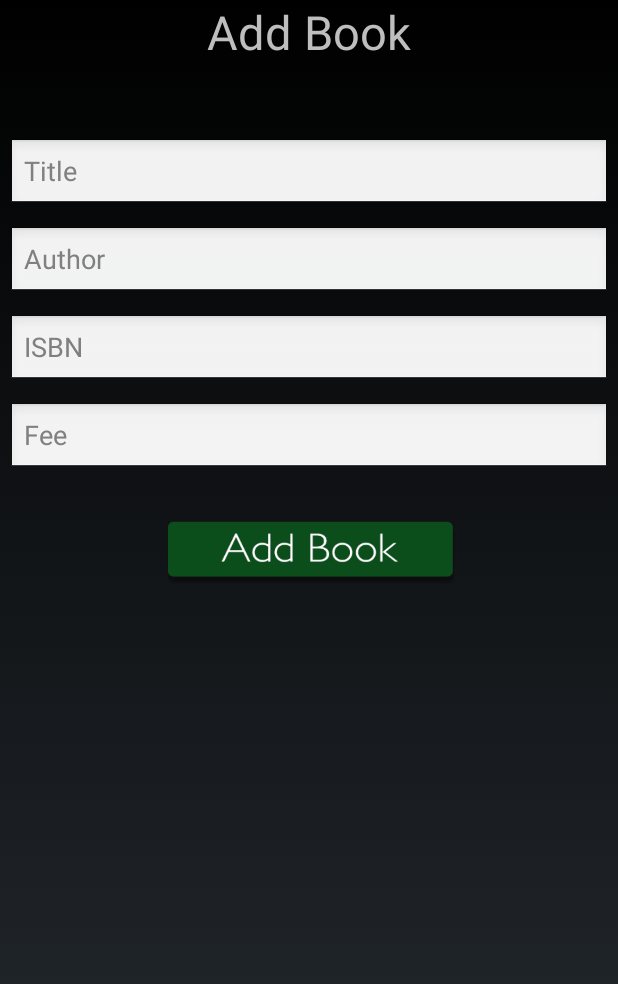
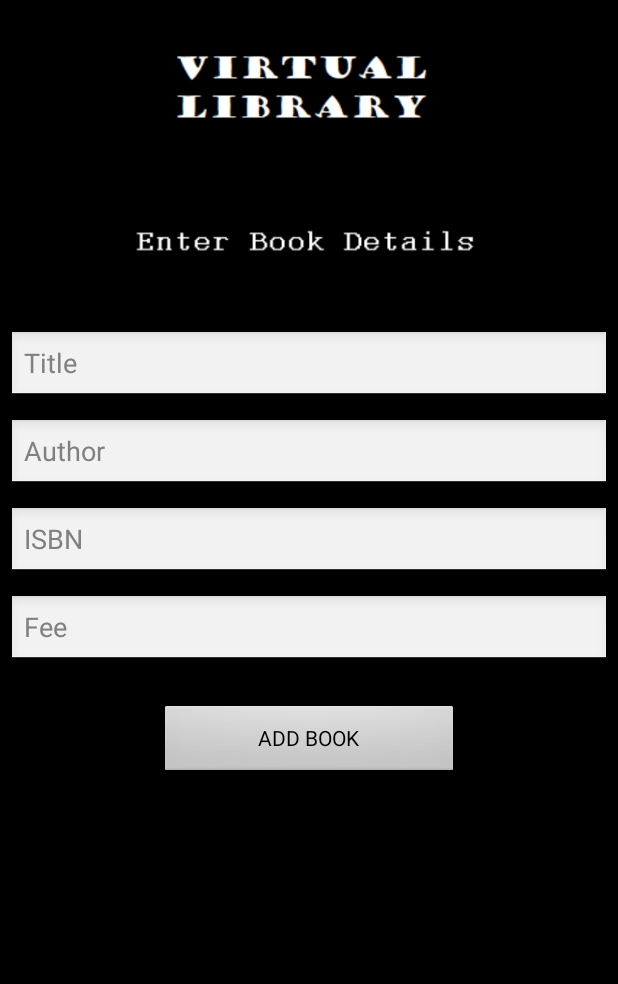
Before and after one commit to sharanyakamath/Library-Management-Android-App, an Android app: the AddBook screen opened directly, with no data from a screen before it, on a phone screen of 412 x 824 dp. Shown: the top 984 px of the screen. Run offline under Robolectric (Android 15) with nearby library versions, the phone set to English and light mode, and no system bars.

Commit message:
changed layout

```diff
--- a/lms123/app/src/main/java/edu1/csumb/mike/Library_System/ProfilePage.java
+++ b/lms123/app/src/main/java/edu1/csumb/mike/Library_System/ProfilePage.java
@@ -4,7 +4,7 @@ import android.support.v7.app.AppCompatActivity;
 import android.os.Bundle;
 import android.view.View;
 
-public class ProfilePage extends AppCompatActivity implements View.OnClickListener{
+public class ProfilePage extends AppCompatActivity{
 
 
     MySQLiteHelper db = new MySQLiteHelper(this);
--- a/lms123/app/src/main/res/layout/addbook.xml
+++ b/lms123/app/src/main/res/layout/addbook.xml
@@ -1,26 +1,30 @@
 <?xml version="1.0" encoding="utf-8"?>
 <LinearLayout xmlns:android="http://schemas.android.com/apk/res/android"
     android:orientation="vertical" android:layout_width="match_parent"
-    android:layout_height="match_parent">
+    android:layout_height="match_parent" android:background="@drawable/black">
 
-    <TextView
-        android:layout_width="wrap_content"
-        android:layout_height="wrap_content"
-        android:text="Add Book"
+    <ImageView
+        android:layout_width="200dp"
+        android:layout_height="100dp"
+        android:id="@+id/imageView"
+        android:src="@drawable/vl"
+        android:layout_gravity="center_horizontal"
+        android:layout_marginTop="10dp" />
+
+    <ImageView
+        android:layout_width="250dp"
+        android:layout_height="100dp"
         android:id="@+id/addbook"
-        android:textSize="14pt"
-        android:textAlignment="center"
-        android:singleLine="true"
-        android:gravity="center"
-        android:layout_gravity="center_horizontal" />
-
+        android:src="@drawable/bookdetails"
+        android:layout_gravity="center_horizontal"
+         />
     <EditText
         android:layout_width="match_parent"
         android:layout_height="wrap_content"
         android:id="@+id/title"
         android:layout_gravity="center_horizontal"
         android:hint="Title"
-        android:layout_marginTop="50dp"
+        android:layout_marginTop="10dp"
         android:layout_marginBottom="5dp"
         android:layout_marginRight="5dp"
         android:layout_marginLeft="5dp" />
@@ -51,7 +55,7 @@
         android:id="@+id/addbook_button"
         android:layout_width="200dp"
         android:layout_height="50dp"
-        android:background="@drawable/addbook"
+        android:text="ADD BOOK"
         android:layout_marginTop="20dp"
         android:layout_gravity="center_horizontal" />
 
--- a/lms123/app/src/main/res/layout/inventory.xml
+++ b/lms123/app/src/main/res/layout/inventory.xml
@@ -2,13 +2,13 @@
 <LinearLayout xmlns:android="http://schemas.android.com/apk/res/android"
     android:orientation="vertical" android:layout_width="match_parent"
     android:layout_height="500dp"
-    android:weightSum="1">
+    android:weightSum="1" android:background="@drawable/black">
 
     <Button
         android:id="@+id/main_button"
         android:layout_width="200dp"
         android:layout_height="50dp"
-        android:background="@drawable/main"
+        android:text="MAIN MENU"
         android:layout_marginTop="10dp"
         android:layout_gravity="center_horizontal" />
 
```
Also changed, not shown: lms123/app/src/main/res/layout/activity_main.xml (+13 -19 lines), lms123/app/src/main/res/layout/activity_profile_page.xml (+3 -7 lines), lms123/app/src/main/res/layout/createaccount.xml (+6 -10 lines), lms123/app/src/main/res/layout/login.xml (+3 -7 lines), lms123/app/src/main/res/layout/loginadmin.xml (+15 -18 lines), lms123/app/src/main/res/layout/managesystem.xml (+14 -9 lines), lms123/app/src/main/res/drawable/admin.png (added), lms123/app/src/main/res/drawable/black.png (added), lms123/app/src/main/res/drawable/bookdetails.png (added), lms123/app/src/main/res/drawable/details.png (added), lms123/app/src/main/res/drawable/vl.png (added), 678 other files.
